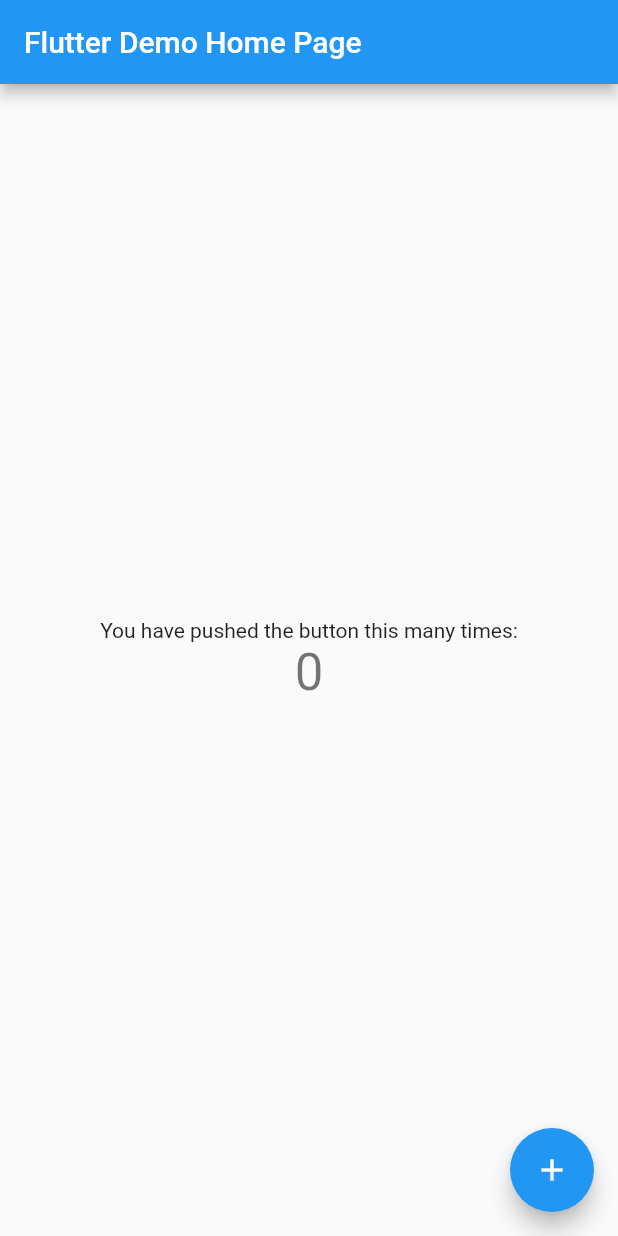
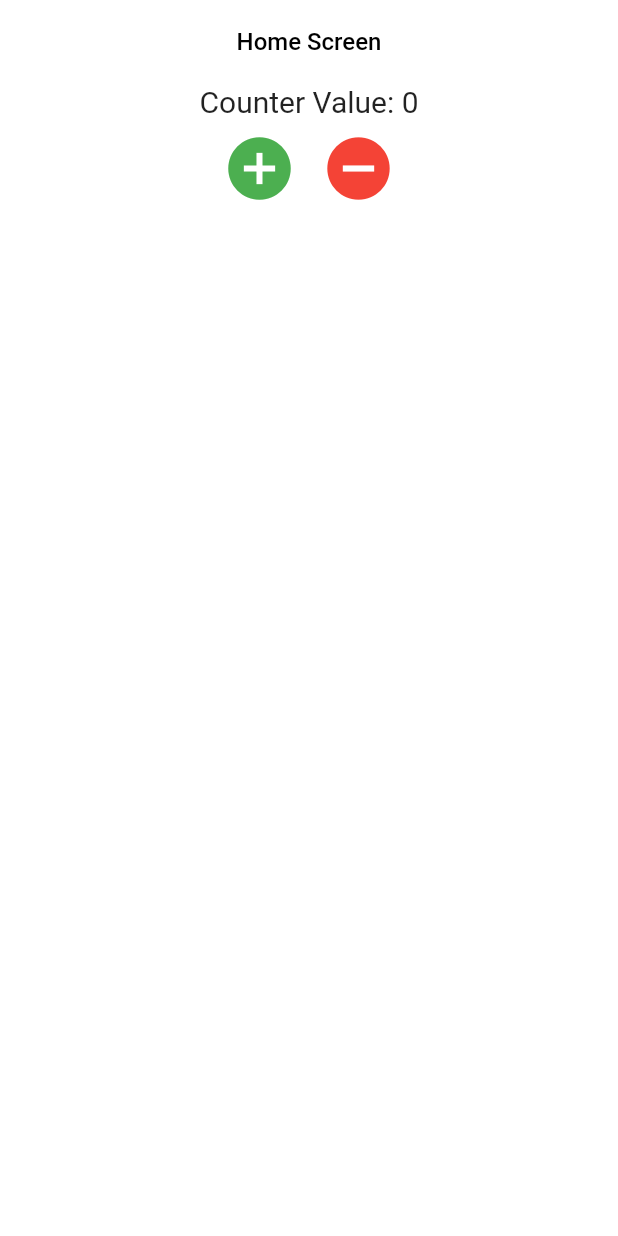
Before and after one commit to safdaralimalik/exd-evening, a Flutter app: the screen it shows after launch, on a phone screen of 412 x 824 dp. Run offline on Flutter 3.47's test engine with Material 2 defaults, Android fonts, the phone set to English and light mode, and no system bars.

Commit message:
Scaffold, IconButton, GesterDecter, Stetefull widgets, Row Column

```diff
--- a/lib/main.dart
+++ b/lib/main.dart
@@ -1,115 +1,19 @@
 import 'package:flutter/material.dart';
+import 'package:week_3/screens/home_screen.dart';
 
 void main() {
   runApp(const MyApp());
 }
-
 class MyApp extends StatelessWidget {
   const MyApp({Key? key}) : super(key: key);
-
-  // This widget is the root of your application.
-  @override
+@override
   Widget build(BuildContext context) {
     return MaterialApp(
       title: 'Flutter Demo',
       theme: ThemeData(
-        // This is the theme of your application.
-        //
-        // Try running your application with "flutter run". You'll see the
-        // application has a blue toolbar. Then, without quitting the app, try
-        // changing the primarySwatch below to Colors.green and then invoke
-        // "hot reload" (press "r" in the console where you ran "flutter run",
-        // or simply save your changes to "hot reload" in a Flutter IDE).
-        // Notice that the counter didn't reset back to zero; the application
-        // is not restarted.
         primarySwatch: Colors.blue,
       ),
-      home: const MyHomePage(title: 'Flutter Demo Home Page'),
+      home: const HomeScreen(),
     );
   }
 }
-
-class MyHomePage extends StatefulWidget {
-  const MyHomePage({Key? key, required this.title}) : super(key: key);
-
-  // This widget is the home page of your application. It is stateful, meaning
-  // that it has a State object (defined below) that contains fields that affect
-  // how it looks.
-
-  // This class is the configuration for the state. It holds the values (in this
-  // case the title) provided by the parent (in this case the App widget) and
-  // used by the build method of the State. Fields in a Widget subclass are
-  // always marked "final".
-
-  final String title;
-
-  @override
-  State<MyHomePage> createState() => _MyHomePageState();
-}
-
-class _MyHomePageState extends State<MyHomePage> {
-  int _counter = 0;
-
-  void _incrementCounter() {
-    setState(() {
-      // This call to setState tells the Flutter framework that something has
-      // changed in this State, which causes it to rerun the build method below
-      // so that the display can reflect the updated values. If we changed
-      // _counter without calling setState(), then the build method would not be
-      // called again, and so nothing would appear to happen.
-      _counter++;
-    });
-  }
-
-  @override
-  Widget build(BuildContext context) {
-    // This method is rerun every time setState is called, for instance as done
-    // by the _incrementCounter method above.
-    //
-    // The Flutter framework has been optimized to make rerunning build methods
-    // fast, so that you can just rebuild anything that needs updating rather
-    // than having to individually change instances of widgets.
-    return Scaffold(
-      appBar: AppBar(
-        // Here we take the value from the MyHomePage object that was created by
-        // the App.build method, and use it to set our appbar title.
-        title: Text(widget.title),
-      ),
-      body: Center(
-        // Center is a layout widget. It takes a single child and positions it
-        // in the middle of the parent.
-        child: Column(
-          // Column is also a layout widget. It takes a list of children and
-          // arranges them vertically. By default, it sizes itself to fit its
-          // children horizontally, and tries to be as tall as its parent.
-          //
-          // Invoke "debug painting" (press "p" in the console, choose the
-          // "Toggle Debug Paint" action from the Flutter Inspector in Android
-          // Studio, or the "Toggle Debug Paint" command in Visual Studio Code)
-          // to see the wireframe for each widget.
-          //
-          // Column has various properties to control how it sizes itself and
-          // how it positions its children. Here we use mainAxisAlignment to
-          // center the children vertically; the main axis here is the vertical
-          // axis because Columns are vertical (the cross axis would be
-          // horizontal).
-          mainAxisAlignment: MainAxisAlignment.center,
-          children: <Widget>[
-            const Text(
-              'You have pushed the button this many times:',
-            ),
-            Text(
-              '$_counter',
-              style: Theme.of(context).textTheme.headline4,
-            ),
-          ],
-        ),
-      ),
-      floatingActionButton: FloatingActionButton(
-        onPressed: _incrementCounter,
-        tooltip: 'Increment',
-        child: const Icon(Icons.add),
-      ), // This trailing comma makes auto-formatting nicer for build methods.
-    );
-  }
-}
--- /dev/null
+++ b/lib/screens/home_screen.dart
@@ -0,0 +1,61 @@
+import 'package:flutter/material.dart';
+class HomeScreen extends StatefulWidget {
+  const HomeScreen({Key? key}) : super(key: key);
+
+  @override
+  _HomeScreenState createState() => _HomeScreenState();
+}
+
+class _HomeScreenState extends State<HomeScreen> {
+
+  int count=0;
+
+  void increment(){
+    count=count+1;
+    setState(() {
+
+    });
+  }
+
+  void decrement(){
+    --count;
+    setState(() {
+
+    });
+  }
+  @override
+  Widget build(BuildContext context) {
+    return Scaffold(
+      backgroundColor: Colors.white,
+      appBar: AppBar(
+        backgroundColor: Colors.white,
+        elevation: 0,
+        centerTitle: true,
+        title: Text("Home Screen",style: TextStyle(fontSize: 16,color: Colors.black),),
+      ),
+      body: Column(
+        children: [
+          Text("Counter Value: $count",style: TextStyle(fontSize: 20),),
+
+          Row(
+            mainAxisAlignment: MainAxisAlignment.center,
+            children: [
+              IconButton(
+                iconSize: 50,
+              onPressed: (){
+                increment();
+                },
+              icon: Icon(Icons.add_circle,color: Colors.green,)),
+
+             IconButton(
+                 iconSize: 50,
+                 onPressed: decrement, icon: Icon(Icons.remove_circle,color: Colors.red,))
+
+            ],
+          )
+
+        ],
+      )
+    );
+  }
+}
--- a/pubspec.yaml
+++ b/pubspec.yaml
@@ -58,9 +58,8 @@
   uses-material-design: true
 
   # To add assets to your application, add an assets section, like this:
-  # assets:
-  #   - images/a_dot_burr.jpeg
-  #   - images/a_dot_ham.jpeg
+  assets:
+    - assets/
 
   # An image asset can refer to one or more resolution-specific "variants", see
   # https://flutter.dev/assets-and-images/#resolution-aware
```
Also changed, not shown: assets/food.png (added), 1 other file.
